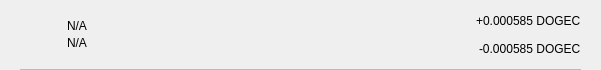
Liquid369/blank, file src/qt/dogecash/forms/txrow.ui: the form before one commit.
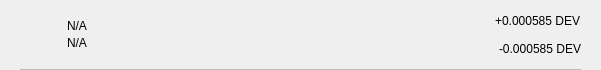
The form after the commit.

```diff
--- a/src/qt/dogecash/forms/txrow.ui
+++ b/src/qt/dogecash/forms/txrow.ui
@@ -159,7 +159,7 @@
                <string notr="true"/>
               </property>
               <property name="text">
-               <string>+0.000585 DOGEC</string>
+               <string>+0.000585 DEV</string>
               </property>
              </widget>
             </item>
@@ -169,7 +169,7 @@
                <string notr="true"/>
               </property>
               <property name="text">
-               <string>-0.000585 DOGEC</string>
+               <string>-0.000585 DEV</string>
               </property>
              </widget>
             </item>
```
